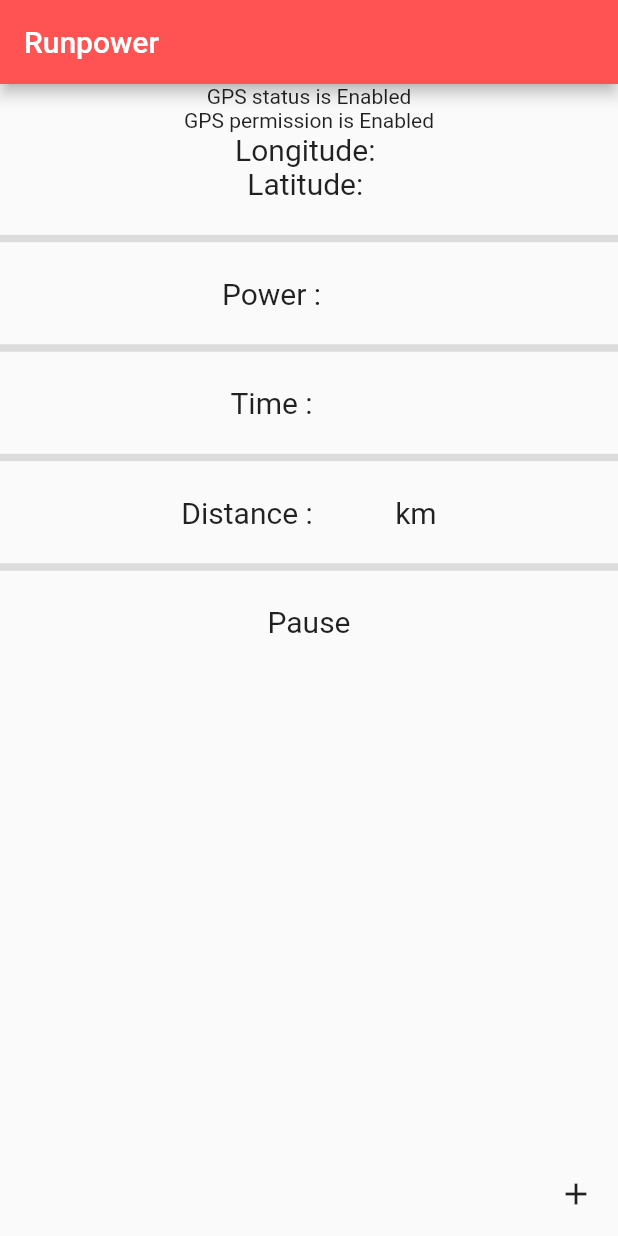
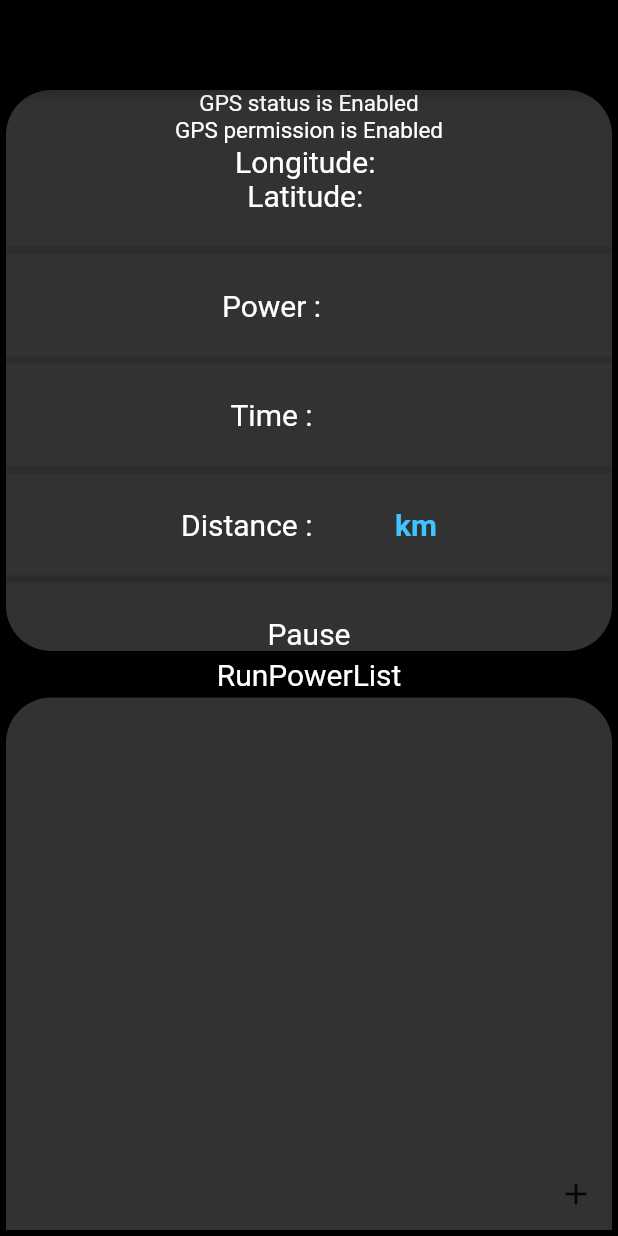
Before and after one commit to KundaAstratta/flutterRunpower, a Flutter app: the screen it shows after launch, on a phone screen of 412 x 824 dp. Run offline on Flutter 3.47's test engine with Material 2 defaults, Android fonts, the phone set to English and light mode, and no system bars; our stand-ins replace geolocator, google_maps_flutter; missing offline and left inert: simple_speed_dial.

```diff
--- /dev/null
+++ b/lib/PowerEltModel.dart
@@ -0,0 +1,10 @@
+class PowerElt {
+  int identElt;
+  double distElt, timeElt, powerElt, speedElt, paceElt, meanPowerElt, medianPowerElt, medianSpeedElt;
+  double percentMaxElt, vo2ValueElt, vdotValueElt;
+  PowerElt({required this.identElt, required this.distElt, required this.timeElt,
+    required this.powerElt, required this.speedElt, required this.paceElt,
+    required this.meanPowerElt, required this.medianPowerElt, required this.medianSpeedElt,
+    required this.percentMaxElt, required this.vo2ValueElt, required this.vdotValueElt });
+
+}
--- /dev/null
+++ b/lib/RunEltModel.dart
@@ -0,0 +1,28 @@
+import 'package:code/PowerEltModel.dart';
+
+
+class RunElt {
+  int identRunElt;
+  DateTime dateTimeRunELt;
+  List<PowerElt> PowerRunElt;
+  double medianPowerRunElt, meanPowerRunElt;
+  double medianSpeedRunElt;
+  double percentMaxRunElt, vo2ValueRunElt, vdotValueRunElt;
+  int numberOfEasyRunElt;
+  int numberOfModerateRunElt;
+  int numberOfThresholdRunElt;
+  int numberOfIntervalRunElt;
+  int numberOfRepetitionRunElt;
+  RunElt({required this.identRunElt,
+    required this.dateTimeRunELt,
+    required this.PowerRunElt,
+    required this.medianPowerRunElt, required this.meanPowerRunElt,
+    required this.medianSpeedRunElt,
+    required this.percentMaxRunElt, required this.vo2ValueRunElt, required this.vdotValueRunElt,
+    required this.numberOfEasyRunElt,
+    required this.numberOfModerateRunElt,
+    required this.numberOfThresholdRunElt,
+    required this.numberOfIntervalRunElt,
+    required this.numberOfRepetitionRunElt
+  });
+}
--- /dev/null
+++ b/lib/RunPowerView.dart
@@ -0,0 +1,28 @@
+import 'package:flutter/material.dart';
+import 'package:code/RunEltModel.dart';
+
+class RunPowerView extends StatelessWidget {
+
+  final RunElt runElt;
+  const RunPowerView ({Key? key, required this.runElt}) : super(key: key);
+
+  @override
+  Widget build(BuildContext context) {
+    return Scaffold(
+      backgroundColor: Colors.black,
+      appBar: AppBar(
+        backgroundColor: Colors.black,
+        title: Text(runElt.identRunElt.toString(),style:TextStyle(fontSize: 20, color: Colors.white),)),
+      body: Column(
+        children: [
+          Text("ici",style:TextStyle(fontSize: 20, color: Colors.white),),
+          SizedBox(
+            height: 10,
+          ),
+          Text(runElt.dateTimeRunELt.timeZoneName,style: TextStyle(fontWeight: FontWeight.bold,fontSize: 20, color: Colors.white),)
+
+        ],
+      ),
+    );
+  }
+}
--- a/lib/main.dart
+++ b/lib/main.dart
@@ -4,6 +4,9 @@ import 'package:geolocator/geolocator.dart';
 import 'package:google_maps_flutter/google_maps_flutter.dart';
 import 'dart:math';
 import 'package:simple_speed_dial/simple_speed_dial.dart';
+import 'package:code/RunEltModel.dart';
+import 'package:code/PowerEltModel.dart';
+import 'RunPowerView.dart';
 
 
 void main() {
@@ -102,7 +105,8 @@ class _MyHomePageState extends State<MyHomePage> {
   int numberOfEltInLatLongList = 0;
 
   List<PowerElt> powerEltList = [];
-  PowerElt powerElt = PowerElt(identElt: 1, distElt: 1, timeElt: 1, powerElt: 1, speedElt: 1, paceElt: 1, meanPowerElt: 1, medianPowerElt: 1, medianSpeedElt: 1, percentMaxElt: 1, vo2ValueElt: 1, vdotValueElt: 1);
+  //PowerElt powerElt = PowerElt(identElt: 1, distElt: 1, timeElt: 1, powerElt: 1, speedElt: 1, paceElt: 1, meanPowerElt: 1, medianPowerElt: 1, medianSpeedElt: 1, percentMaxElt: 1, vo2ValueElt: 1, vdotValueElt: 1);
+  List<RunElt> runEltList = [];
 
   double deltaDistancePowerActivity = 0;
   int deltaTimezonePowerActivity = 0;
@@ -136,6 +140,24 @@ class _MyHomePageState extends State<MyHomePage> {
   int identEltRecorded = 0;
 
   String _text = '';
+
+  //List Widget Begin
+
+  Widget _buildRow(int idx) {
+    return ListTile(
+      title: Text(runEltList[idx].identRunElt.toString(),style:TextStyle(fontSize: 20, color: Colors.white),),
+      leading: SizedBox(
+        width: 50,
+        height: 50,
+    //    child: Image.network(Fruitdata[index].ImageUrl),
+      ),
+      onTap: (){
+        Navigator.of(context).push(MaterialPageRoute(builder: (context)=>RunPowerView(runElt: runEltList[idx],)));
+      },
+    );
+  }
+
+  //List Widget End
 
 
   void _onMapCreated(GoogleMapController controller) {
@@ -355,9 +377,10 @@ class _MyHomePageState extends State<MyHomePage> {
     // fast, so that you can just rebuild anything that needs updating rather
     // than having to individually change instances of widgets.
     return Scaffold(
+        backgroundColor: Colors.black,
         appBar: AppBar(
-            title: Text("Runpower"),
-            backgroundColor: Colors.redAccent
+        //    title: Text("Runpower"),
+            backgroundColor: Colors.black
         ),
         /*
         floatingActionButton: FloatingActionButton(
@@ -460,7 +483,7 @@ class _MyHomePageState extends State<MyHomePage> {
             SpeedDialChild(
               child: const Icon(Icons.save),
               foregroundColor: Colors.white,
-              backgroundColor: Colors.green,
+              backgroundColor: Colors.lightBlueAccent,
               label: 'Save',
               onPressed: () {
 
@@ -493,7 +516,7 @@ class _MyHomePageState extends State<MyHomePage> {
                 numberOfInterval = 0;
                 numberOfRepetition = 0;
 
-                for (powerElt in powerEltList) {
+                for (PowerElt powerElt in powerEltList) {
 
                   print(powerElt.paceElt);
                   if (powerElt.paceElt >= easyPaceMax) {
@@ -536,7 +559,7 @@ class _MyHomePageState extends State<MyHomePage> {
                 print(numberOfInterval);
                 print(numberOfRepetition);
 
-                RunElt(identRunElt: DateTime.now().hashCode,
+                RunElt runElt =  RunElt(identRunElt: DateTime.now().hashCode,
                                 dateTimeRunELt: DateTime.now(),
                                 PowerRunElt: powerEltList,
                                 medianPowerRunElt: powerEltList[powerEltList.length - 1].medianPowerElt,
@@ -550,6 +573,8 @@ class _MyHomePageState extends State<MyHomePage> {
                                 numberOfThresholdRunElt: numberOfThreshold,
                                 numberOfIntervalRunElt: numberOfInterval,
                                 numberOfRepetitionRunElt: numberOfRepetition);
+
+                runEltList.add(runElt);
 
                 setState(() {
                   _text = 'Save ! ';
@@ -567,10 +592,24 @@ class _MyHomePageState extends State<MyHomePage> {
         Center(
             child: Column(
               children: <Widget>[
-                Text(servicestatus? "GPS status is Enabled": "GPS status is disabled."),
-                Text(haspermission? "GPS permission is Enabled": "GPS permission is disabled."),
-                Text("Longitude: $long", style:TextStyle(fontSize: 20),),
-                Text("Latitude: $lat", style: TextStyle(fontSize: 20),),
+                Card(
+                  color: Color.fromRGBO(50, 50, 50, 1),
+                  shape: const RoundedRectangleBorder(
+                    borderRadius: BorderRadius.only(
+                      topLeft: Radius.circular(30.0),
+                      topRight: Radius.circular(30.0),
+                      bottomLeft: Radius.circular(30.0),
+                      bottomRight: Radius.circular(30.0),
+                    ),
+                  ),
+               //   child: SizedBox(
+                 //   height: 400.0,
+                    child: Column(
+                      children: <Widget>[
+                        Text(servicestatus? "GPS status is Enabled": "GPS status is disabled.",style:TextStyle(fontSize: 15, color: Colors.white),),
+                        Text(haspermission? "GPS permission is Enabled": "GPS permission is disabled.",style:TextStyle(fontSize: 15, color: Colors.white),),
+                        Text("Longitude: $long", style:TextStyle(fontSize: 20, color: Colors.white),),
+                        Text("Latitude: $lat", style:TextStyle(fontSize: 20, color: Colors.white),),
                         const Divider(
                           height: 50,
                           thickness: 5,
@@ -579,12 +618,12 @@ class _MyHomePageState extends State<MyHomePage> {
                           mainAxisAlignment: MainAxisAlignment.center, //Center Row contents horizontally
                           crossAxisAlignment: CrossAxisAlignment.center, //Center Row contents vertically,
                           children:   <Widget>[
-                       Text("Power :",style:TextStyle(fontSize: 20)),
+                            Text("Power :",style:TextStyle(fontSize: 20, color: Colors.white),),
                             const VerticalDivider(
                               width: 50,
                               thickness: 5,
                             ),
-                        Text("$powerString",style:TextStyle(fontSize: 20)),
+                            Text("$powerString",style:TextStyle(fontSize: 20, color: Colors.redAccent,fontWeight: FontWeight.bold,)),
                           ],
                         ),
                         const Divider(
@@ -595,12 +634,12 @@ class _MyHomePageState extends State<MyHomePage> {
                           mainAxisAlignment: MainAxisAlignment.center, //Center Row contents horizontally
                           crossAxisAlignment: CrossAxisAlignment.center, //Center Row contents vertically,
                           children:   <Widget>[
-                    Text("Time :",style:TextStyle(fontSize: 20)),
+                            Text("Time :",style:TextStyle(fontSize: 20, color: Colors.white),),
                             const VerticalDivider(
                               width: 50,
                               thickness: 5,
                             ),
-                    Text("$timeFromStartString",style:TextStyle(fontSize: 20)),
+                            Text("$timeFromStartString",style:TextStyle(fontSize: 20, color: Colors.yellowAccent,fontWeight: FontWeight.bold,)),
                           ],
                         ),
                         const Divider(
@@ -611,13 +650,13 @@ class _MyHomePageState extends State<MyHomePage> {
                           mainAxisAlignment: MainAxisAlignment.center, //Center Row contents horizontally
                           crossAxisAlignment: CrossAxisAlignment.center, //Center Row contents vertically,
                           children:   <Widget>[
-                    Text("Distance :",style:TextStyle(fontSize: 20)),
+                            Text("Distance :",style:TextStyle(fontSize: 20, color: Colors.white),),
                             const VerticalDivider(
                               width: 50,
                               thickness: 5,
                             ),
-                    Text("$distanceFromStartString",style:TextStyle(fontSize: 20)),
-                    Text(" km",style:TextStyle(fontSize: 20)),
+                            Text("$distanceFromStartString",style:TextStyle(fontSize: 20, color: Colors.lightBlueAccent,fontWeight: FontWeight.bold,)),
+                            Text(" km",style:TextStyle(fontSize: 20, color: Colors.lightBlueAccent,fontWeight: FontWeight.bold,)),
                           ],
                         ),
                         const Divider(
@@ -628,9 +667,54 @@ class _MyHomePageState extends State<MyHomePage> {
                           mainAxisAlignment: MainAxisAlignment.center, //Center Row contents horizontally
                           crossAxisAlignment: CrossAxisAlignment.center, //Center Row contents vertically,
                           children:   <Widget>[
-                    Text("$stateOfRunString",style:TextStyle(fontSize: 20)),
+                            Text("$stateOfRunString",style:TextStyle(fontSize: 20, color: Colors.white),),
                           ],
                         ),
+
+                      ],
+                    ),
+                  ),
+                Column(
+
+                  children:  <Widget>[
+                    Text("RunPowerList",style:TextStyle(fontSize: 20, color: Colors.white),),
+
+                  ],
+                ),
+                Expanded(
+                  child:Card(
+                    color: Color.fromRGBO(50, 50, 50, 1),
+                    shape: const RoundedRectangleBorder(
+                      borderRadius: BorderRadius.only(
+                        topLeft: Radius.circular(30.0),
+                        topRight: Radius.circular(30.0),
+                      ),
+                    ),
+                          child:
+                          ListView.builder(
+                            itemCount: runEltList.length,
+                            padding: const EdgeInsets.all(16.0),
+                            itemBuilder: (BuildContext context, int index) {
+                        //      if (i.isOdd) return const Divider();
+                        //      final index = i ~/ 2 + 1;
+                              return _buildRow(index);
+                            },
+                          ),
+
+                          /*
+                          ListView(
+                            children: const <Widget>[
+                              ListTile(
+                                title:Text("111",style:TextStyle(fontSize: 20, color: Colors.white),),
+                              ),
+                            ],
+                          ),*/
+                        ),
+                    ),
+
+
+           //     ),
+
                 /*            SizedBox(
                   width: MediaQuery.of(context).size.width,  // or use fixed size like 200
                   height: MediaQuery.of(context).size.height-MediaQuery.of(context).size.height/2,
@@ -643,8 +727,11 @@ class _MyHomePageState extends State<MyHomePage> {
                     ),
                 ),*/
               ],
+
             )
+
         )
+
     );
   }
 }
@@ -814,40 +901,3 @@ class LatLongElt{ //modal class for Latitude Longitude Element object
   DateTime dateTimeElt;
   LatLongElt({required this.LatElt, required this.LongElt, required this.dateTimeElt, required this.altElt});
 }
-
-class PowerElt {
-  int identElt;
-  double distElt, timeElt, powerElt, speedElt, paceElt, meanPowerElt, medianPowerElt, medianSpeedElt;
-  double percentMaxElt, vo2ValueElt, vdotValueElt;
-  PowerElt({required this.identElt, required this.distElt, required this.timeElt,
-            required this.powerElt, required this.speedElt, required this.paceElt,
-            required this.meanPowerElt, required this.medianPowerElt, required this.medianSpeedElt,
-            required this.percentMaxElt, required this.vo2ValueElt, required this.vdotValueElt });
-
-}
-
-class RunElt {
-  int identRunElt;
-  DateTime dateTimeRunELt;
-  List<PowerElt> PowerRunElt;
-  double medianPowerRunElt, meanPowerRunElt;
-  double medianSpeedRunElt;
-  double percentMaxRunElt, vo2ValueRunElt, vdotValueRunElt;
-  int numberOfEasyRunElt;
-  int numberOfModerateRunElt;
-  int numberOfThresholdRunElt;
-  int numberOfIntervalRunElt;
-  int numberOfRepetitionRunElt;
-  RunElt({required this.identRunElt,
-          required this.dateTimeRunELt,
-          required this.PowerRunElt,
-          required this.medianPowerRunElt, required this.meanPowerRunElt,
-          required this.medianSpeedRunElt,
-          required this.percentMaxRunElt, required this.vo2ValueRunElt, required this.vdotValueRunElt,
-          required this.numberOfEasyRunElt,
-          required this.numberOfModerateRunElt,
-          required this.numberOfThresholdRunElt,
-          required this.numberOfIntervalRunElt,
-          required this.numberOfRepetitionRunElt
-  });
-}
```
Lines whose indentation alone changed are shown as unchanged.
